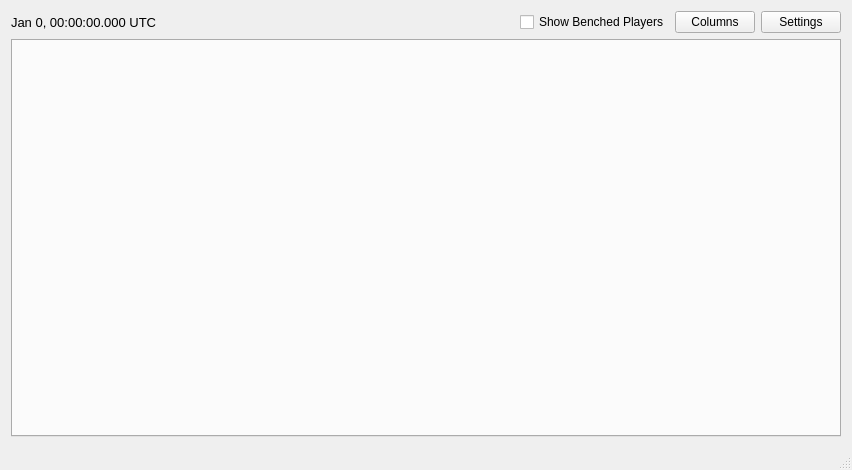
First picture: the form in ui/MainWindow.ui, repository Two-Scoops/SEN_P-AI, before the edit.
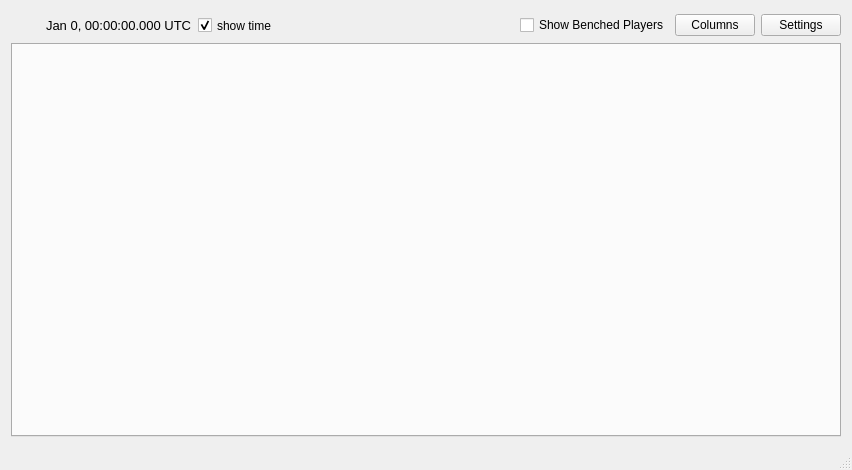
Second picture: the form after the edit.

Commit message: Added a QR-encoded timestamp to the main window

The edit to the form file:
```diff
--- a/ui/MainWindow.ui
+++ b/ui/MainWindow.ui
@@ -15,8 +15,33 @@
   </property>
   <widget class="QWidget" name="centralWidget">
    <layout class="QVBoxLayout" name="verticalLayout">
+    <property name="spacing">
+     <number>3</number>
+    </property>
     <item>
      <layout class="QHBoxLayout" name="horizontalLayout">
+      <item>
+       <widget class="QLabel" name="qrCode">
+        <property name="sizePolicy">
+         <sizepolicy hsizetype="Fixed" vsizetype="Fixed">
+          <horstretch>0</horstretch>
+          <verstretch>0</verstretch>
+         </sizepolicy>
+        </property>
+        <property name="minimumSize">
+         <size>
+          <width>29</width>
+          <height>29</height>
+         </size>
+        </property>
+        <property name="toolTipDuration">
+         <number>-1</number>
+        </property>
+        <property name="text">
+         <string/>
+        </property>
+       </widget>
+      </item>
       <item>
        <widget class="QLabel" name="timeLabel">
         <property name="font">
@@ -29,6 +54,22 @@
         </property>
        </widget>
       </item>
+      <item>
+       <widget class="QCheckBox" name="showTime">
+        <property name="minimumSize">
+         <size>
+          <width>0</width>
+          <height>29</height>
+         </size>
+        </property>
+        <property name="text">
+         <string>show time</string>
+        </property>
+        <property name="checked">
+         <bool>true</bool>
+        </property>
+       </widget>
+      </item>
       <item>
        <spacer name="horizontalSpacer">
         <property name="orientation">
```
Left out of the diff: 35 changed lines with no effect on the pictures. The commit also changes 7 other files.
